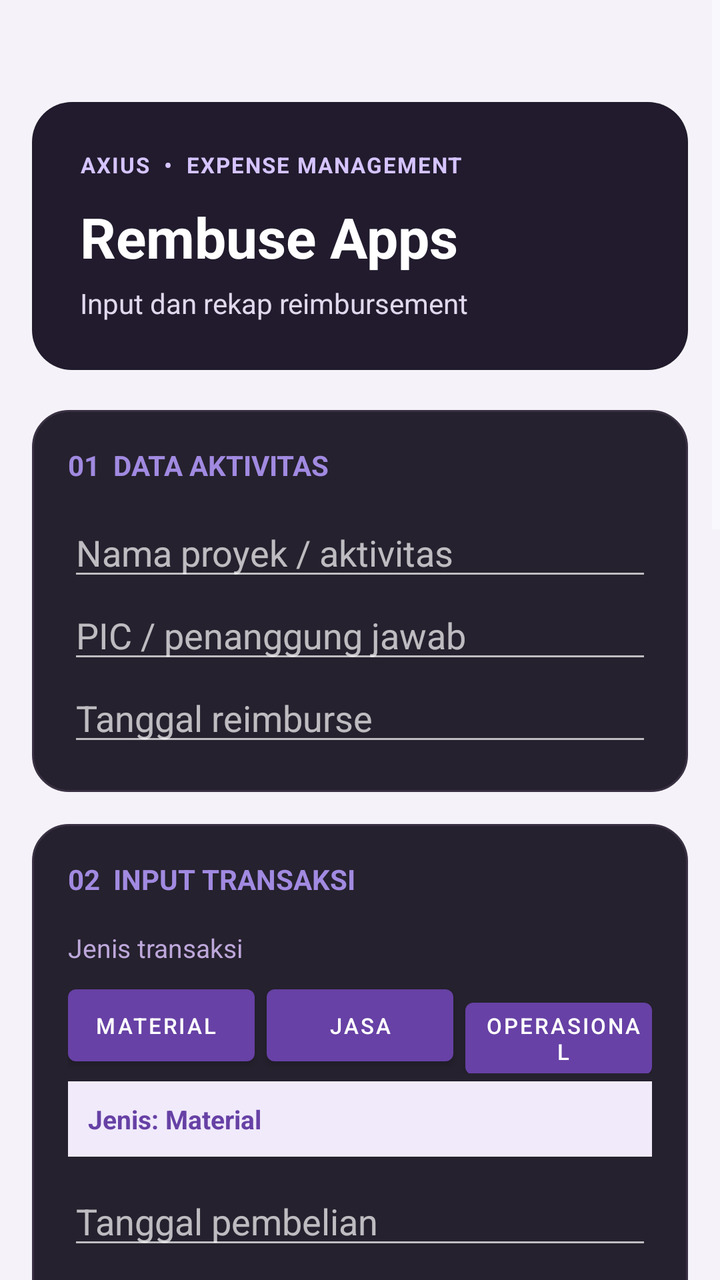
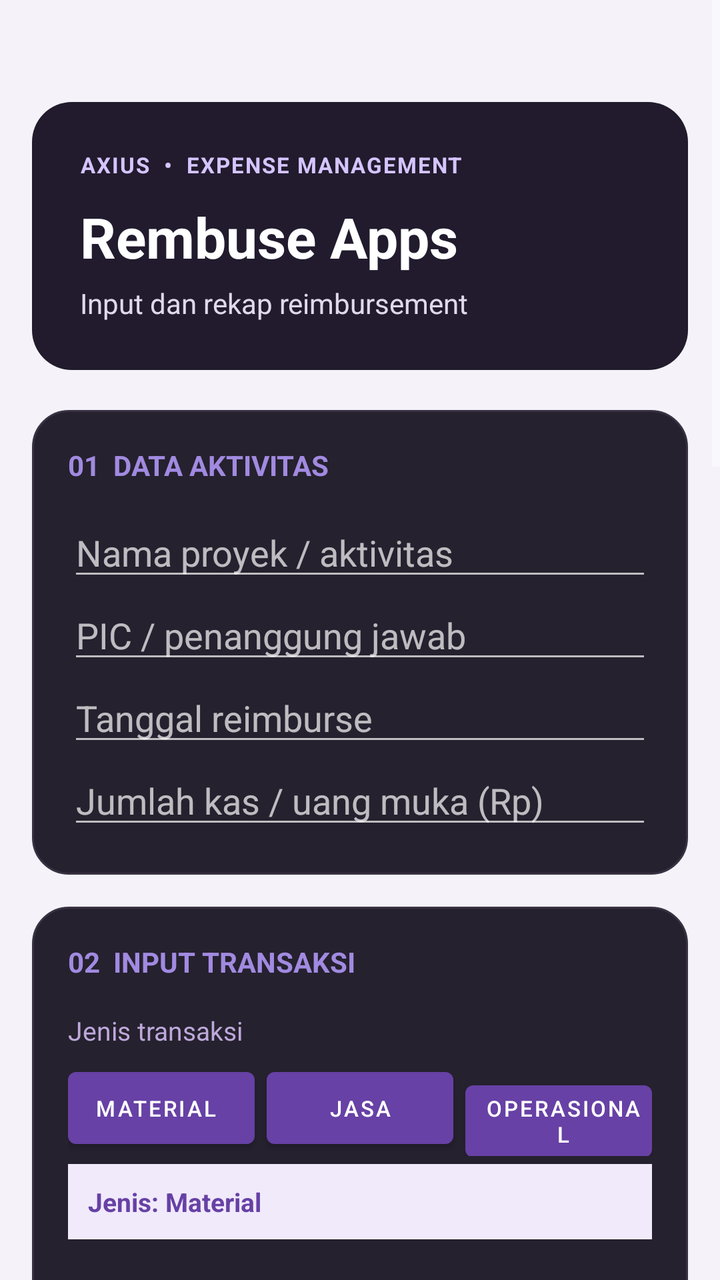

Compare the two renders of this Android layout. The source of the first and the diff that turns it into the second are given below.
<!-- AndroidManifest.xml: application theme Theme.Rembuseapps -->
<!-- res/layout/activity_main.xml -->
<?xml version="1.0" encoding="utf-8"?>
<ScrollView xmlns:android="http://schemas.android.com/apk/res/android"
    android:layout_width="match_parent"
    android:layout_height="match_parent"
    android:background="#F5F3F9"
    android:fillViewport="true"
    android:clipToPadding="false">

    <LinearLayout
        android:layout_width="match_parent"
        android:layout_height="wrap_content"
        android:orientation="vertical"
        android:layout_marginTop="35dp"
        android:padding="16dp">


        
        <LinearLayout
            android:layout_width="match_parent"
            android:layout_height="wrap_content"
            android:layout_marginBottom="20dp"
            android:background="@drawable/bg_header"
            android:orientation="vertical"
            android:padding="24dp">

            <TextView
                android:layout_width="wrap_content"
                android:layout_height="wrap_content"
                android:text="AXIUS  •  EXPENSE MANAGEMENT"
                android:textColor="#D5C4FF"
                android:textSize="11sp"
                android:textStyle="bold"
                android:letterSpacing="0.06" />

            <TextView
                android:layout_width="match_parent"
                android:layout_height="wrap_content"
                android:layout_marginTop="10dp"
                android:text="Rembuse Apps"
                android:textColor="#FFFFFF"
                android:textSize="28sp"
                android:textStyle="bold" />

            <TextView
                android:layout_width="match_parent"
                android:layout_height="wrap_content"
                android:layout_marginTop="5dp"
                android:text="Input dan rekap reimbursement"
                android:textColor="#E0D9ED"
                android:textSize="14sp" />

        </LinearLayout>

        
        <LinearLayout
            android:layout_width="match_parent"
            android:layout_height="wrap_content"
            android:background="@drawable/bg_card"
            android:orientation="vertical"
            android:padding="18dp">

            <TextView
                android:layout_width="match_parent"
                android:layout_height="wrap_content"
                android:text="01  DATA AKTIVITAS"
                android:textColor="@color/_40394b"
                android:textSize="14sp"
                android:textStyle="bold" />

            <EditText
                android:id="@+id/editProject"
                android:layout_width="match_parent"
                android:layout_height="wrap_content"
                android:layout_marginTop="12dp"
                android:hint="Nama proyek / aktivitas"
                android:inputType="textCapSentences"
                android:singleLine="true" />

            <EditText
                android:id="@+id/editPIC"
                android:layout_width="match_parent"
                android:layout_height="wrap_content"
                android:hint="PIC / penanggung jawab"
                android:inputType="textCapWords"
                android:singleLine="true" />

            <EditText
                android:id="@+id/editReimburseDate"
                android:layout_width="match_parent"
                android:layout_height="wrap_content"
                android:clickable="true"
                android:cursorVisible="false"
                android:focusable="false"
                android:hint="Tanggal reimburse"
                android:inputType="none" />

        </LinearLayout>

        
        <LinearLayout
            android:layout_width="match_parent"
            android:layout_height="wrap_content"
            android:layout_marginTop="16dp"
            android:background="@drawable/bg_card"
            android:orientation="vertical"
            android:padding="18dp">

            <TextView
                android:layout_width="match_parent"
                android:layout_height="wrap_content"
                android:text="02  INPUT TRANSAKSI"
                android:textColor="@color/_40394b"
                android:textSize="14sp"
                android:textStyle="bold" />

            <TextView
                android:layout_width="match_parent"
                android:layout_height="wrap_content"
                android:layout_marginTop="16dp"
                android:text="Jenis transaksi"
                android:textColor="#BEA8DB"
                android:textSize="13sp" />

            <LinearLayout
                android:layout_width="match_parent"
                android:layout_height="wrap_content"
                android:layout_marginTop="6dp"
                android:orientation="horizontal"
                android:weightSum="3">

                <Button
                    android:id="@+id/btnMaterial"
                    android:layout_width="0dp"
                    android:layout_height="wrap_content"
                    android:layout_weight="1"
                    android:layout_marginEnd="6dp"
                    android:minWidth="0dp"
                    android:paddingLeft="2dp"
                    android:paddingRight="7dp"
                    android:text="Material"
                    android:textSize="11sp" />

                <Button
                    android:id="@+id/btnJasa"
                    android:layout_width="0dp"
                    android:layout_height="wrap_content"
                    android:layout_weight="1"
                    android:layout_marginEnd="6dp"
                    android:minWidth="0dp"
                    android:paddingLeft="2dp"
                    android:paddingRight="2dp"
                    android:text="Jasa"
                    android:textSize="11sp" />

                <Button
                    android:id="@+id/btnOperasional"
                    android:layout_width="0dp"
                    android:layout_height="wrap_content"
                    android:layout_weight="1"
                    android:minWidth="0dp"
                    android:paddingLeft="7dp"
                    android:paddingRight="2dp"
                    android:text="Operasional"
                    android:textSize="11sp" />

            </LinearLayout>

            <TextView
                android:id="@+id/txtJenisTerpilih"
                android:layout_width="match_parent"
                android:layout_height="wrap_content"
                android:layout_marginTop="4dp"
                android:padding="10dp"
                android:background="#F0EAFB"
                android:text="Jenis: Material"
                android:textColor="#6741A5"
                android:textSize="13sp"
                android:textStyle="bold" />

            <EditText
                android:id="@+id/editPurchaseDate"
                android:layout_width="match_parent"
                android:layout_height="wrap_content"
                android:layout_marginTop="10dp"
                android:clickable="true"
                android:cursorVisible="false"
                android:focusable="false"
                android:hint="Tanggal pembelian"
                android:inputType="none" />

            <Spinner
                android:id="@+id/spinnerKategori"
                android:layout_width="match_parent"
                android:layout_height="wrap_content"
                android:layout_marginTop="8dp" />

            <EditText
                android:id="@+id/editUraian"
                android:layout_width="match_parent"
                android:layout_height="wrap_content"
                android:layout_marginTop="4dp"
                android:gravity="top"
                android:hint="Uraian pengeluaran"
                android:inputType="textCapSentences|textMultiLine"
                android:minLines="2" />

            <EditText
                android:id="@+id/editNominal"
                android:layout_width="match_parent"
                android:layout_height="wrap_content"
                android:hint="Nominal pengeluaran (Rp)"
                android:inputType="numberDecimal" />

            <Button
                android:id="@+id/btnTambahTransaksi"
                android:layout_width="match_parent"
                android:layout_height="52dp"
                android:layout_marginTop="14dp"
                android:text="＋  Tambah Transaksi"
                android:textAllCaps="false"
                android:textStyle="bold" />

        </LinearLayout>

        
        <LinearLayout
            android:layout_width="match_parent"
            android:layout_height="wrap_content"
            android:layout_marginTop="16dp"
            android:background="@drawable/bg_card"
            android:orientation="vertical"
            android:padding="18dp">

            <TextView
                android:layout_width="match_parent"
                android:layout_height="wrap_content"
                android:text="03  REKAP PENGELUARAN"
                android:textColor="@color/_40394b"
                android:textSize="14sp"
                android:textStyle="bold" />

            <TextView
                android:id="@+id/txtTotalMaterial"
                android:layout_width="match_parent"
                android:layout_height="wrap_content"
                android:layout_marginTop="14dp"
                android:text="Material: Rp0"
                android:textColor="@color/_40394b"
                android:textSize="14sp" />

            <TextView
                android:id="@+id/txtTotalJasa"
                android:layout_width="match_parent"
                android:layout_height="wrap_content"
                android:layout_marginTop="8dp"
                android:text="Jasa: Rp0"
                android:textColor="@color/_40394b"
                android:textSize="14sp" />

            <TextView
                android:id="@+id/txtTotalOperasional"
                android:layout_width="match_parent"
                android:layout_height="wrap_content"
                android:layout_marginTop="8dp"
                android:text="Operasional: Rp0"
                android:textColor="@color/_40394b"
                android:textSize="14sp" />

            <View
                android:layout_width="match_parent"
                android:layout_height="1dp"
                android:layout_marginTop="14dp"
                android:layout_marginBottom="14dp"
                android:background="#E8E2EF" />

            <LinearLayout
                android:layout_width="match_parent"
                android:layout_height="wrap_content"
                android:background="@drawable/bg_total"
                android:orientation="vertical"
                android:padding="16dp">

                <TextView
                    android:layout_width="match_parent"
                    android:layout_height="wrap_content"
                    android:text="TOTAL PENGELUARAN"
                    android:textColor="#E0D4F9"
                    android:textSize="11sp"
                    android:textStyle="bold" />

                <TextView
                    android:id="@+id/txtTotalSemua"
                    android:layout_width="match_parent"
                    android:layout_height="wrap_content"
                    android:layout_marginTop="5dp"
                    android:text="TOTAL: Rp0"
                    android:textColor="#FFFFFF"
                    android:textSize="23sp"
                    android:textStyle="bold" />

            </LinearLayout>

            <TextView
                android:id="@+id/txtDaftarTransaksi"
                android:layout_width="match_parent"
                android:layout_height="wrap_content"
                android:layout_marginTop="14dp"
                android:background="@drawable/bg_transaction_list"
                android:lineSpacingExtra="3dp"
                android:padding="14dp"
                android:text="Belum ada transaksi."
                android:textColor="#6640A4"
                android:textSize="13sp" />

        </LinearLayout>

        
        <LinearLayout
            android:layout_width="match_parent"
            android:layout_height="wrap_content"
            android:layout_marginTop="16dp"
            android:layout_marginBottom="12dp"
            android:background="@drawable/bg_card"
            android:orientation="vertical"
            android:padding="18dp">

            <TextView
                android:layout_width="match_parent"
                android:layout_height="wrap_content"
                android:text="04  LAMPIRAN &amp; DOKUMEN"
                android:textColor="@color/_40394b"
                android:textSize="14sp"
                android:textStyle="bold" />

            <TextView
                android:id="@+id/txtJumlahFoto"
                android:layout_width="match_parent"
                android:layout_height="wrap_content"
                android:layout_marginTop="12dp"
                android:padding="10dp"
                android:background="#F0EAFB"
                android:text="Lampiran bon: 0 foto"
                android:textColor="#6741A5"
                android:textSize="13sp"
                android:textStyle="bold" />

            <Button
                android:id="@+id/btnPilihFoto"
                android:layout_width="match_parent"
                android:layout_height="wrap_content"
                android:layout_marginTop="8dp"
                android:text="Pilih Foto Bon dari Galeri"
                android:textAllCaps="false" />

            <Button
                android:id="@+id/btnReopenExcel"
                android:layout_width="match_parent"
                android:layout_height="wrap_content"
                android:layout_marginTop="6dp"
                android:text="Buka File Reimbursement"
                android:textAllCaps="false" />

            <Button
                android:id="@+id/btnEksporExcel"
                android:layout_width="match_parent"
                android:layout_height="52dp"
                android:layout_marginTop="6dp"
                android:text="Ekspor ke Excel"
                android:textAllCaps="false"
                android:textStyle="bold" />

            <TextView
                android:id="@+id/txtStatus"
                android:layout_width="match_parent"
                android:layout_height="wrap_content"
                android:layout_marginTop="12dp"
                android:padding="10dp"
                android:text="Siap digunakan."
                android:textColor="#625B6D"
                android:textSize="12sp" />

        </LinearLayout>

    </LinearLayout>

</ScrollView>
<!-- resources referenced by this layout -->
<resources>
  <color name="_40394b">#A18AE1</color>
  <!-- drawable bg_card (drawable) -->
  <?xml version="1.0" encoding="utf-8"?>
  <shape xmlns:android="http://schemas.android.com/apk/res/android"
      android:shape="rectangle">
      <solid android:color="#25212E" />
      <corners android:radius="18dp" />
      <stroke android:width="1dp" android:color="#393143" />
  </shape>
  <!-- drawable bg_header (drawable) -->
  <?xml version="1.0" encoding="utf-8"?>
  <shape xmlns:android="http://schemas.android.com/apk/res/android"
      android:shape="rectangle">
      <solid android:color="#211B2D" />
      <corners android:radius="20dp" />
  </shape>
  <!-- drawable bg_total (drawable) -->
  <?xml version="1.0" encoding="utf-8"?>
  <shape xmlns:android="http://schemas.android.com/apk/res/android"
      android:shape="rectangle">
      <solid android:color="#6741A5" />
      <corners android:radius="14dp" />
  </shape>
  <!-- drawable bg_transaction_list (drawable) -->
  <?xml version="1.0" encoding="utf-8"?>
  <shape xmlns:android="http://schemas.android.com/apk/res/android"
      android:shape="rectangle">
      <solid android:color="#211D29" />
      <corners android:radius="12dp" />
      <stroke android:width="1dp" android:color="#393143" />
  </shape>
  <style name="Theme.Rembuseapps" parent="Theme.MaterialComponents.NoActionBar">
  
          
          <item name="colorPrimary">#6741A5</item>
          <item name="colorPrimaryVariant">#49306F</item>
          <item name="colorOnPrimary">#FFFFFF</item>
  
          
          <item name="colorSecondary">#B69AF5</item>
          <item name="colorSecondaryVariant">#9270D5</item>
          <item name="colorOnSecondary">#17121F</item>
  
          
          <item name="android:windowBackground">#15131B</item>
          <item name="android:statusBarColor">#15131B</item>
          <item name="android:navigationBarColor">#15131B</item>
  
          
          <item name="android:windowLightStatusBar">false</item>
          <item name="android:windowLightNavigationBar">false</item>
  
      </style>
</resources>

<!-- the commit's change to res/layout/activity_main.xml (unified diff, before → after) -->
@@ -94,6 +94,14 @@
                 android:hint="Tanggal reimburse"
                 android:inputType="none" />
 
+            <EditText
+                android:id="@+id/editKas"
+                android:layout_width="match_parent"
+                android:layout_height="wrap_content"
+                android:hint="Jumlah kas / uang muka (Rp)"
+                android:inputType="numberDecimal"
+                android:singleLine="true" />
+
         </LinearLayout>
 
         
@@ -220,6 +228,16 @@
                 android:textAllCaps="false"
                 android:textStyle="bold" />
 
+            <Button
+                android:id="@+id/btnBatalEdit"
+                style="?attr/borderlessButtonStyle"
+                android:layout_width="match_parent"
+                android:layout_height="wrap_content"
+                android:layout_marginTop="4dp"
+                android:text="Batal Edit"
+                android:textAllCaps="false"
+                android:visibility="gone" />
+
         </LinearLayout>
 
         
@@ -301,16 +319,38 @@
             </LinearLayout>
 
             <TextView
-                android:id="@+id/txtDaftarTransaksi"
+                android:id="@+id/txtSaldo"
+                android:layout_width="match_parent"
+                android:layout_height="wrap_content"
+                android:layout_marginTop="10dp"
+                android:background="#F0EAFB"
+                android:lineSpacingExtra="3dp"
+                android:padding="10dp"
+                android:text="Kas: Rp0\nSaldo: Rp0"
+                android:textColor="#6741A5"
+                android:textSize="13sp"
+                android:textStyle="bold" />
+
+            
+            <LinearLayout
+                android:id="@+id/listTransaksi"
                 android:layout_width="match_parent"
                 android:layout_height="wrap_content"
                 android:layout_marginTop="14dp"
                 android:background="@drawable/bg_transaction_list"
-                android:lineSpacingExtra="3dp"
-                android:padding="14dp"
-                android:text="Belum ada transaksi."
-                android:textColor="#6640A4"
-                android:textSize="13sp" />
+                android:orientation="vertical"
+                android:padding="6dp">
+
+                <TextView
+                    android:id="@+id/txtDaftarTransaksi"
+                    android:layout_width="match_parent"
+                    android:layout_height="wrap_content"
+                    android:padding="8dp"
+                    android:text="Belum ada transaksi."
+                    android:textColor="#6640A4"
+                    android:textSize="13sp" />
+
+            </LinearLayout>
 
         </LinearLayout>
 
@@ -353,6 +393,14 @@
                 android:textAllCaps="false" />
 
             <Button
+                android:id="@+id/btnHapusFoto"
+                style="?attr/borderlessButtonStyle"
+                android:layout_width="match_parent"
+                android:layout_height="wrap_content"
+                android:text="Hapus Semua Foto"
+                android:textAllCaps="false" />
+
+            <Button
                 android:id="@+id/btnReopenExcel"
                 android:layout_width="match_parent"
                 android:layout_height="wrap_content"
@@ -379,6 +427,16 @@
                 android:textColor="#625B6D"
                 android:textSize="12sp" />
 
+            <Button
+                android:id="@+id/btnMulaiBaru"
+                style="?attr/borderlessButtonStyle"
+                android:layout_width="match_parent"
+                android:layout_height="wrap_content"
+                android:layout_marginTop="4dp"
+                android:text="Mulai Reimbursement Baru"
+                android:textAllCaps="false"
+                android:textColor="#B3261E" />
+
         </LinearLayout>
 
     </LinearLayout>
